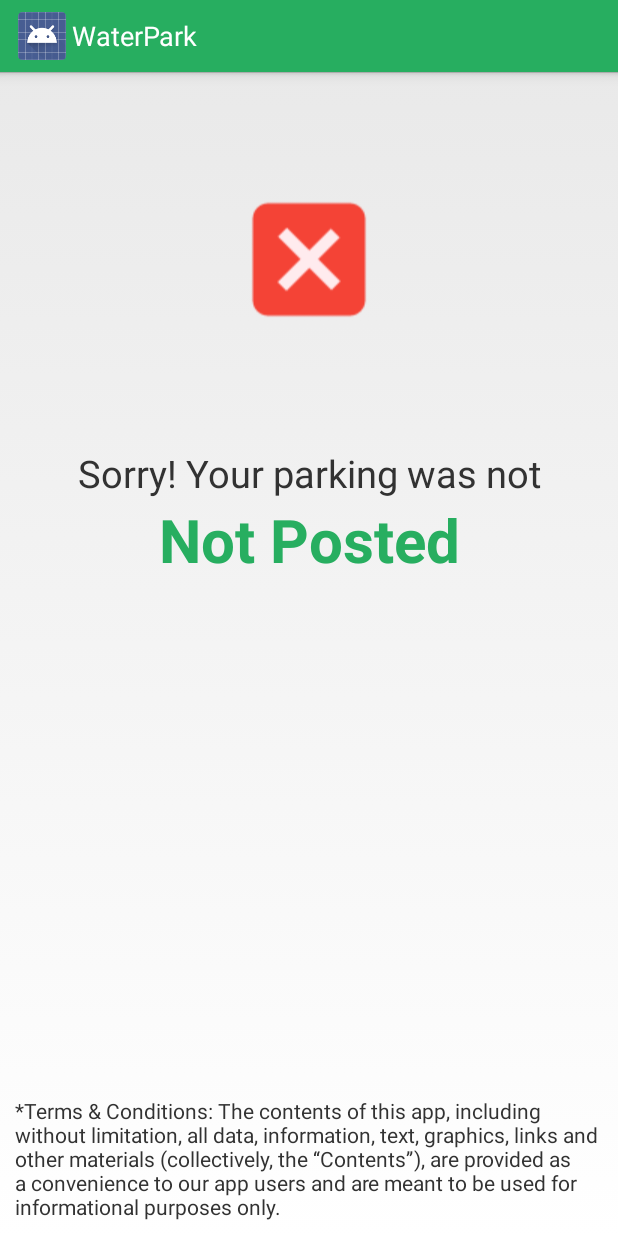
After one commit to vishalshubham/WaterPark, an Android app: the layout activity_post_not_posted.xml on its own in the app's theme, with its tools: preview values and no code run, on a phone screen of 412 x 824 dp. The commit adds this screen. Run offline under Robolectric (Android 15) with nearby library versions, the phone set to English and light mode, and no system bars.

Commit message:
Correct and Incorrect screens done

```diff
--- a/app/src/main/AndroidManifest.xml
+++ b/app/src/main/AndroidManifest.xml
@@ -56,6 +56,10 @@
             android:name=".PostPostedActivity"
             android:label="@string/title_activity_post_posted" >
         </activity>
+        <activity
+            android:name=".PostNotPostedActivity"
+            android:label="@string/title_activity_post_not_posted" >
+        </activity>
     </application>
 
 </manifest>
--- /dev/null
+++ b/app/src/main/res/layout/activity_post_not_posted.xml
@@ -0,0 +1,53 @@
+<LinearLayout xmlns:android="http://schemas.android.com/apk/res/android"
+    xmlns:tools="http://schemas.android.com/tools" android:layout_width="match_parent"
+    android:layout_height="match_parent"
+    tools:context="waterpark.com.waterpark.PostNotPostedActivity"
+    android:orientation="vertical">
+
+    <LinearLayout
+        android:layout_width="wrap_content"
+        android:layout_height="wrap_content"
+        android:orientation="vertical"
+        android:layout_gravity="center"
+        android:layout_weight="1">
+        <ImageView
+            android:id="@+id/id_image_correct_incorrect"
+            android:layout_width="wrap_content"
+            android:layout_height="250dp"
+            android:layout_gravity="center"
+            android:src="@drawable/ic_incorrect"/>
+        <TextView
+            android:id="@+id/id_text_correct_incorrect"
+            android:layout_width="wrap_content"
+            android:layout_height="wrap_content"
+            android:layout_gravity="center"
+            android:textSize="25dp"
+            android:gravity="center"
+            android:text="@string/text_incorrect_message"
+            />
+        <TextView
+            android:id="@+id/id_text_posted"
+            android:layout_width="fill_parent"
+            android:layout_height="wrap_content"
+            android:layout_gravity="center"
+            android:textSize="40dp"
+            android:textStyle="bold"
+            android:textColor="#27ae60"
+            android:gravity="center"
+            android:text="@string/text_not_posted_message"
+            />
+    </LinearLayout>
+
+    <TextView
+        android:id="@+id/id_text_terms_conditions"
+        android:layout_width="fill_parent"
+        android:layout_height="wrap_content"
+        android:layout_gravity="center_vertical|right"
+        android:gravity="left"
+        android:layout_marginTop="60dp"
+        android:padding="10dp"
+        android:text="@string/text_terms"
+        />
+
+
+</LinearLayout>
--- a/app/src/main/res/values/strings.xml
+++ b/app/src/main/res/values/strings.xml
@@ -44,4 +44,5 @@
     <string name="text_terms"><![CDATA[*Terms & Conditions: The contents of this app, including without limitation, all data, information, text,
 graphics, links and other materials (collectively, the “Contents”), are provided as a
 convenience to our app users and are meant to be used for informational purposes only.]]></string>
+    <string name="title_activity_post_not_posted">Oops ...</string>
 </resources>
```
Also changed, not shown: app/src/main/java/waterpark/com/waterpark/PostNotPostedActivity.java (added, +37 -0 lines), app/src/main/res/layout/activity_post_search.xml (+4 -30 lines), app/src/main/res/menu/menu_post_not_posted.xml (added, +7 -0 lines).
